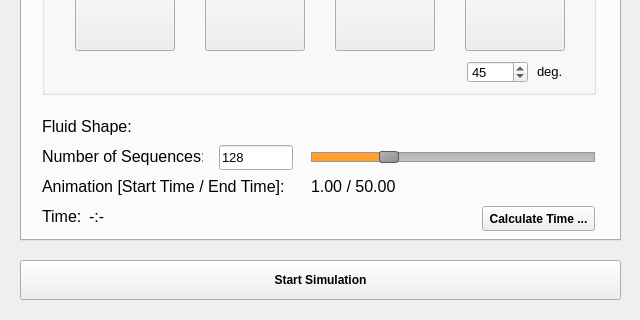
This is ui/resources/CreateProjectDialogUI.ui in wolfpatrick/FluidExplorerPlugin as Qt 5 draws it before an edit; both pictures show x 0 to 640 and y 350 to 670 of the 640 by 670 pixel window. The edited form follows.
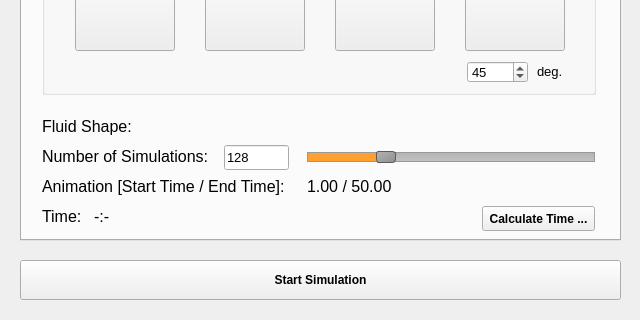
This is the edited form. Icons and pictures are not drawn.

What changed in the file:
```diff
--- a/ui/resources/CreateProjectDialogUI.ui
+++ b/ui/resources/CreateProjectDialogUI.ui
@@ -413,7 +413,7 @@
       <rect>
        <x>20</x>
        <y>260</y>
-       <width>161</width>
+       <width>171</width>
        <height>21</height>
       </rect>
      </property>
@@ -425,7 +425,7 @@
       </font>
      </property>
      <property name="text">
-      <string>Number of Sequences:</string>
+      <string>Number of Simulations:</string>
      </property>
     </widget>
     <widget class="QLabel" name="labelTime">
@@ -451,9 +451,9 @@
     <widget class="QSlider" name="horizontalSlider_numberSeq">
      <property name="geometry">
       <rect>
-       <x>289</x>
+       <x>285</x>
        <y>261</y>
-       <width>284</width>
+       <width>288</width>
        <height>20</height>
       </rect>
      </property>
@@ -499,9 +499,9 @@
     <widget class="QLineEdit" name="lineEdit_numberSeq">
      <property name="geometry">
       <rect>
-       <x>197</x>
+       <x>202</x>
        <y>259</y>
-       <width>74</width>
+       <width>65</width>
        <height>25</height>
       </rect>
      </property>
@@ -521,7 +521,7 @@
       <rect>
        <x>20</x>
        <y>290</y>
-       <width>261</width>
+       <width>251</width>
        <height>21</height>
       </rect>
      </property>
@@ -539,7 +539,7 @@
     <widget class="QLabel" name="labelAnimationTimeStartEnd">
      <property name="geometry">
       <rect>
-       <x>289</x>
+       <x>285</x>
        <y>290</y>
        <width>281</width>
        <height>21</height>
@@ -601,7 +601,7 @@
     <widget class="QLabel" name="labelFluidBox_Value">
      <property name="geometry">
       <rect>
-       <x>120</x>
+       <x>119</x>
        <y>230</y>
        <width>91</width>
        <height>21</height>
@@ -621,7 +621,7 @@
     <widget class="QLabel" name="labelTime_Value">
      <property name="geometry">
       <rect>
-       <x>67</x>
+       <x>72</x>
        <y>320</y>
        <width>81</width>
        <height>21</height>
```
